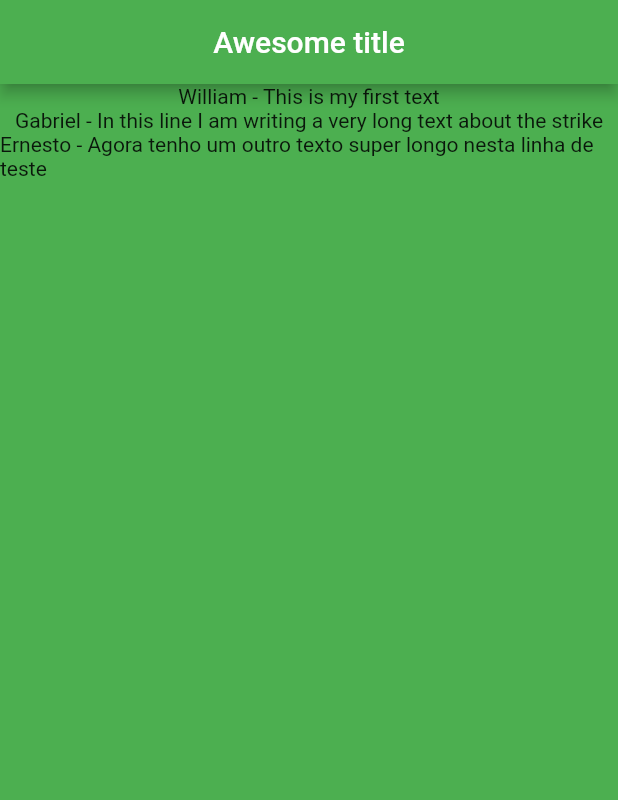
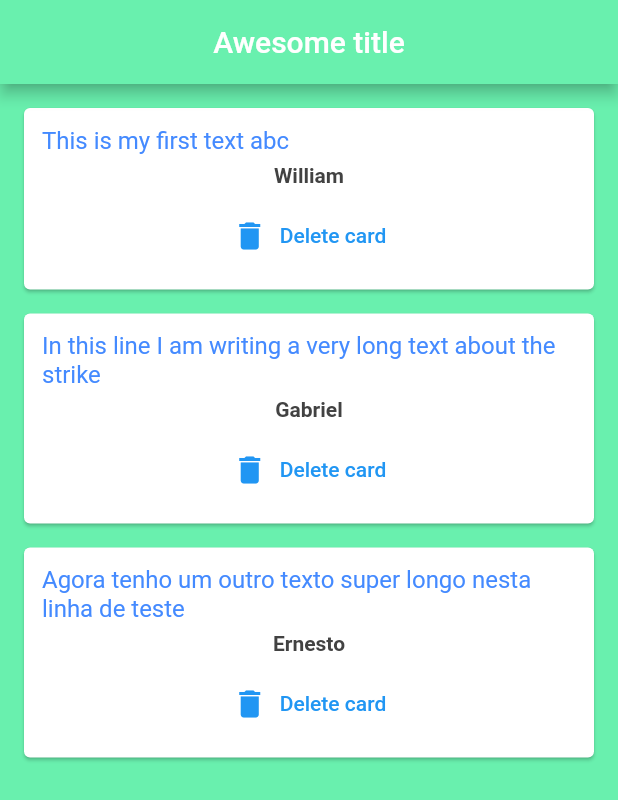
Before and after one commit to ecuadros/quotes, a Flutter app: the screen it shows after launch, on a phone screen of 412 x 824 dp. Shown: the top 800 px of the screen. Run offline on Flutter 3.47's test engine with Material 2 defaults, Android fonts, the phone set to English and light mode, and no system bars.

Commit message:
Final dynamic card

```diff
--- /dev/null
+++ b/lib/config.dart
@@ -0,0 +1,6 @@
+import 'package:flutter/material.dart';
+
+class Config {
+  static const Color mainColor = Colors.greenAccent;
+  static const Color cardColor = Colors.blueAccent;
+}
--- a/lib/main.dart
+++ b/lib/main.dart
@@ -1,13 +1,13 @@
 import 'package:flutter/material.dart';
 import 'quote.dart';
+import 'quote_card.dart';
+import 'config.dart';
 
 void main() {
   runApp(const MaterialApp(
     home: QuoteList(),
   ));
 }
-
-const Color mainColor = Colors.green;
 
 class QuoteList extends StatefulWidget {
   const QuoteList({Key? key}) : super(key: key);
@@ -19,7 +19,7 @@ class QuoteList extends StatefulWidget {
 class _QuoteListState extends State<QuoteList> {
 
   List<Quote> quotes = [
-      Quote(text: 'This is my first text',
+      Quote(text: 'This is my first text abc',
             author: 'William'),
       Quote(text: 'In this line I am writing a very long text about the strike',
             author: 'Gabriel'),
@@ -30,15 +30,27 @@ class _QuoteListState extends State<QuoteList> {
   @override
   Widget build(BuildContext context) {
     return Scaffold(
-      backgroundColor: mainColor,
+      backgroundColor: Config.mainColor,
       appBar: AppBar(
         title: const Text('Awesome title'),
         centerTitle: true,
-        backgroundColor: mainColor,
+        backgroundColor: Config.mainColor,
       ),
       body: Column(
-        children: quotes.map( (quote) => Text('${quote.author} - ${quote.text}') ).toList(),
+        children: quotes.map( (quote) => QuoteCard(
+            quote: quote,
+            delete: () {
+              setState(() {
+                quotes.remove(quote);
+              });
+            }
+        ) ).toList(),
       ),
+      // FloatingActionButton(
+      //   onPressed: () { },
+      //   backgroundColor: Colors.green,
+      //   child: const Icon(Icons.navigation),
+      // ),
     );
   }
 }
--- /dev/null
+++ b/lib/quote_card.dart
@@ -0,0 +1,48 @@
+import 'package:flutter/material.dart';
+import 'quote.dart';
+import 'config.dart';
+
+class QuoteCard extends StatelessWidget {
+
+  final Quote quote;
+  // final Function delete;
+  final VoidCallback delete;
+  const QuoteCard({required this.quote, required this.delete});
+
+  @override
+  Widget build(BuildContext context) {
+    return Card(
+        margin: EdgeInsets.fromLTRB(16.0, 16.0, 16.0, 0),
+        child: Padding(
+          padding: const EdgeInsets.all(12.0),
+          child: Column(
+            crossAxisAlignment: CrossAxisAlignment.stretch,
+            children: [
+              Text(quote.text,
+                  textAlign: TextAlign.left,
+                  style: const TextStyle(
+                    fontSize: 16.0,
+                    color: Config.cardColor,
+                  )
+              ),
+              const SizedBox(height: 6),
+              Text(quote.author,
+                  textAlign: TextAlign.center,
+                  style: TextStyle(
+                    fontSize: 14.0,
+                    fontWeight: FontWeight.bold,
+                    color: Colors.grey[800],
+                  )
+              ),
+              SizedBox(height: 8.0),
+              TextButton.icon(
+                onPressed: delete,
+                label: Text('Delete card'),
+                icon: const Icon(Icons.delete),
+              )
+            ],
+          ),
+        )
+    );
+  }
+}
```
